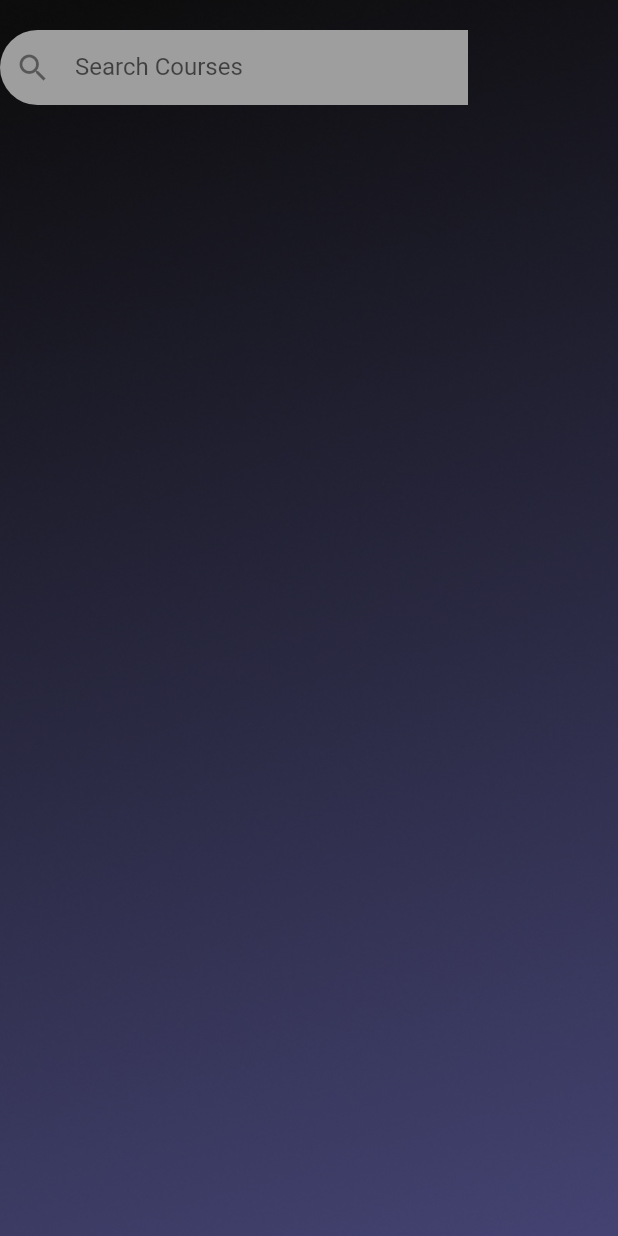
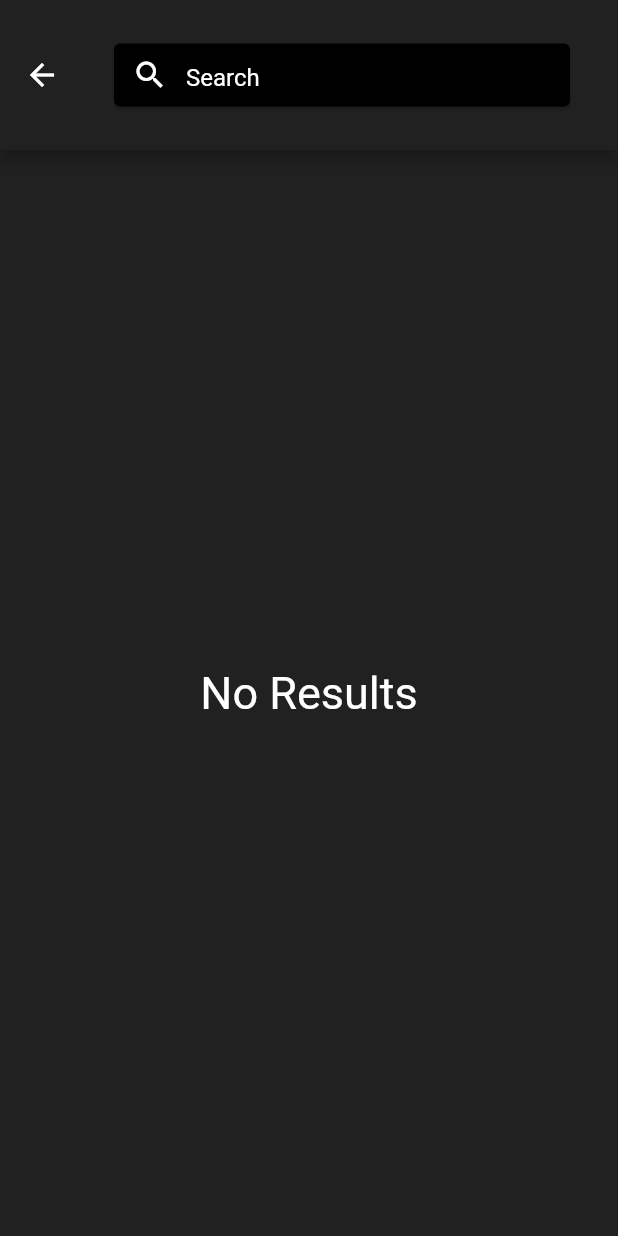
Before and after one commit to Brwn11/E_Learn-App-UI, a Flutter app: the SearchScreen screen opened by its route, on a phone screen of 412 x 824 dp. Run offline on Flutter 3.47's test engine with Material 2 defaults, Android fonts, the light colour scheme and no system bars; our stand-ins replace animate_do, bottom_navy_bar, flashy_tab_bar2, flutter_slidable, flutter_svg, get.

Commit message:
with profile page and search page in homescreen 2

```diff
--- a/lib/homePage2/home_page_2.dart
+++ b/lib/homePage2/home_page_2.dart
@@ -3,6 +3,7 @@
 import 'package:flashy_tab_bar2/flashy_tab_bar2.dart';
 import 'package:flutter/material.dart';
 import 'package:get/get.dart';
+import 'package:tinos_elearn/homePage2/profile_page/profile_page.dart';
 import 'package:tinos_elearn/homePage2/searchScreen/search_screen.dart';
 
 // File Imports
@@ -176,7 +177,7 @@ Widget getScreen(controller) {
   } else if (controller.homeScreen2CurrentPage == 1) {
     return const SearchScreen();
   } else {
-    return Container();
+    return const ProfilePage();
   }
 }
 // class CustomSliverAppBarDelegate extends SliverPersistentHeaderDelegate {
--- a/lib/homePage2/searchScreen/search_screen.dart
+++ b/lib/homePage2/searchScreen/search_screen.dart
@@ -6,54 +6,96 @@ class SearchScreen extends StatelessWidget {
   @override
   Widget build(BuildContext context) {
     return SafeArea(
-      child: Container(
-        decoration: const BoxDecoration(
-          image: DecorationImage(
-            image: AssetImage(
-              'assets/images/background2.jpg',
+      child: Scaffold(
+        backgroundColor: Colors.grey.shade900,
+        appBar: AppBar(
+          toolbarHeight: 100,
+          title: SizedBox(
+            height: 50,
+            width: MediaQuery.of(context).size.width - 100,
+            child: const Card(
+              color: Colors.black,
+              child: Padding(
+                padding: EdgeInsets.only(
+                  left: 0.0,
+                  top: 0.0,
                 ),
-            fit: BoxFit.cover,
-          ),
-        ),
-        width: MediaQuery.of(context).size.width,
-        height: MediaQuery.of(context).size.height,
-        child: SingleChildScrollView(
-          child: Column(
-            children: [
-              Row(
-                children: [
-                  Padding(
-                    padding: const EdgeInsets.symmetric(vertical: 20),
-                    child: Container(
-                      decoration: const BoxDecoration(
-                        color: Colors.grey,
-                        borderRadius: BorderRadius.only(
-                          topLeft: Radius.circular(30),
-                          bottomLeft: Radius.circular(30),
-                        ),
-                      ),
-                      width: MediaQuery.of(context).size.width - 100,
-                      height: 50,
-                      child: const Padding(
-                        padding: EdgeInsets.symmetric(horizontal: 10),
                 child: TextField(
+                  style: TextStyle(color: Colors.white),
                   decoration: InputDecoration(
                     border: InputBorder.none,
-                            icon: Icon(
+                    hintText: 'Search',
+                    prefixIcon: Icon(
                       Icons.search,
+                      color: Colors.white,
                     ),
-                            labelText: 'Search Courses',
+                    // helperText: "Search",
+                    hintStyle: TextStyle(color: Colors.white),
                   ),
                 ),
               ),
             ),
           ),
-                ],
-              )
-            ],
+          backgroundColor: Colors.grey.shade900,
+        ),
+        body: const Center(
+          child: Text(
+            'No Results',
+            style: TextStyle(
+              color: Colors.white,
+              fontSize: 30,
             ),
           ),
         ),
+      ),
+      // child: Container(
+      //   decoration: const BoxDecoration(
+      //     image: DecorationImage(
+      //       image: AssetImage(
+      //         'assets/images/background2.jpg',
+      //       ),
+      //       fit: BoxFit.cover,
+      //     ),
+      //   ),
+      //   width: MediaQuery.of(context).size.width,
+      //   height: MediaQuery.of(context).size.height,
+      //   child: SingleChildScrollView(
+      //     child: Column(
+      //       children: [
+      //         Row(
+      //           children: [
+      //             Padding(
+      //               padding: const EdgeInsets.symmetric(vertical: 20),
+      //               child: Container(
+      //                 decoration: const BoxDecoration(
+      //                   color: Colors.grey,
+      //                   borderRadius: BorderRadius.only(
+      //                     topLeft: Radius.circular(30),
+      //                     bottomLeft: Radius.circular(30),
+      //                   ),
+      //                 ),
+      //                 width: MediaQuery.of(context).size.width - 100,
+      //                 height: 50,
+      //                 child: const Padding(
+      //                   padding: EdgeInsets.symmetric(horizontal: 10),
+      //                   child: TextField(
+      //                     decoration: InputDecoration(
+      //                       border: InputBorder.none,
+      //                       icon: Icon(
+      //                         Icons.search,
+      //                       ),
+      //                       labelText: 'Search Courses',
+      //                     ),
+      //                   ),
+      //                 ),
+      //               ),
+      //             ),
+      //           ],
+      //         )
+      //       ],
+      //     ),
+      //   ),
+      // ),
     );
   }
 }
```
Also changed, not shown: lib/homePage2/profile_page/profile_page.dart (added, +155 -0 lines), lib/homeScreen/home_page.dart (+5 -2 lines), assets/images/mbb.jpg (added). Lines whose indentation alone changed are shown as unchanged.
